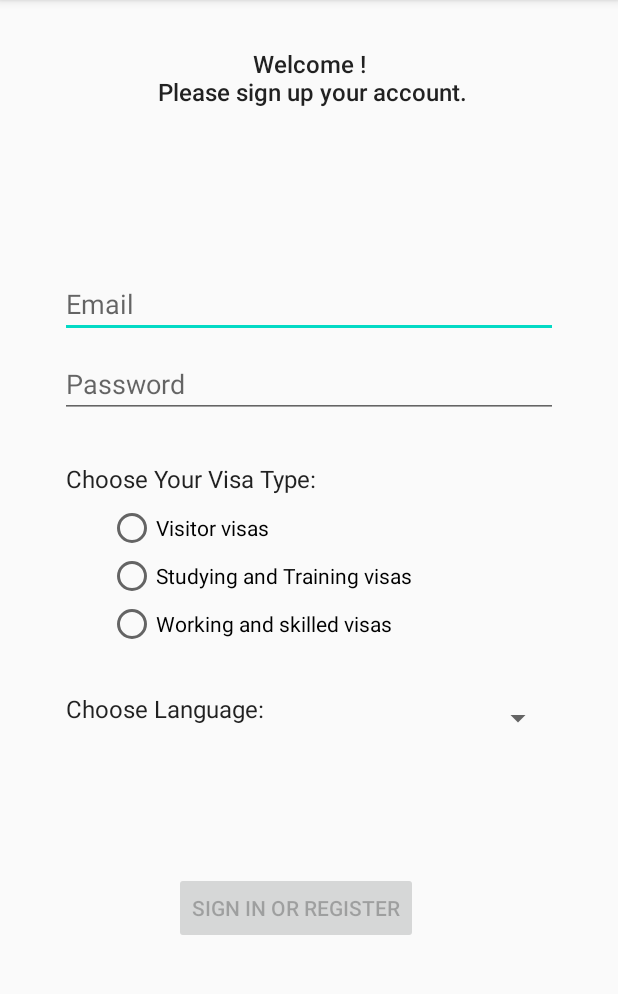
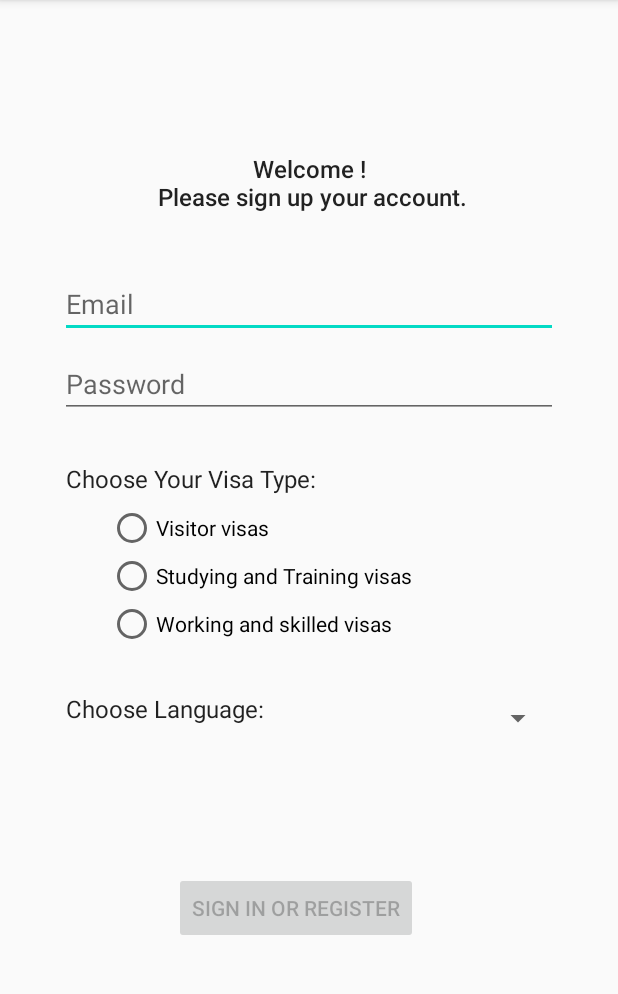
Before and after one commit to LordVoldemort1998/Skyscraper, an Android app: the screen it shows after launch (LoginActivity), on a phone screen of 412 x 824 dp, the part 84-1078 px from its top. Run offline under Robolectric (Android 15) with nearby library versions, the phone set to English and light mode, and no system bars.

Commit message:
0905 Steven

```diff
--- a/app/src/main/res/layout/activity_login.xml
+++ b/app/src/main/res/layout/activity_login.xml
@@ -80,6 +80,8 @@
         android:id="@+id/editTextTextMultiLine"
         android:layout_width="267dp"
         android:layout_height="72dp"
+        android:layout_marginTop="70dp"
+        android:background="@null"
         android:ems="10"
         android:fontFamily="sans-serif-medium"
         android:gravity="center"
@@ -89,8 +91,7 @@
         android:textSize="16sp"
         app:layout_constraintEnd_toEndOf="parent"
         app:layout_constraintStart_toStartOf="parent"
-        tools:layout_editor_absoluteY="49dp"
-        android:background="@null"  />
+        app:layout_constraintTop_toTopOf="parent" />
 
     <EditText
         android:id="@+id/tip1"
```
